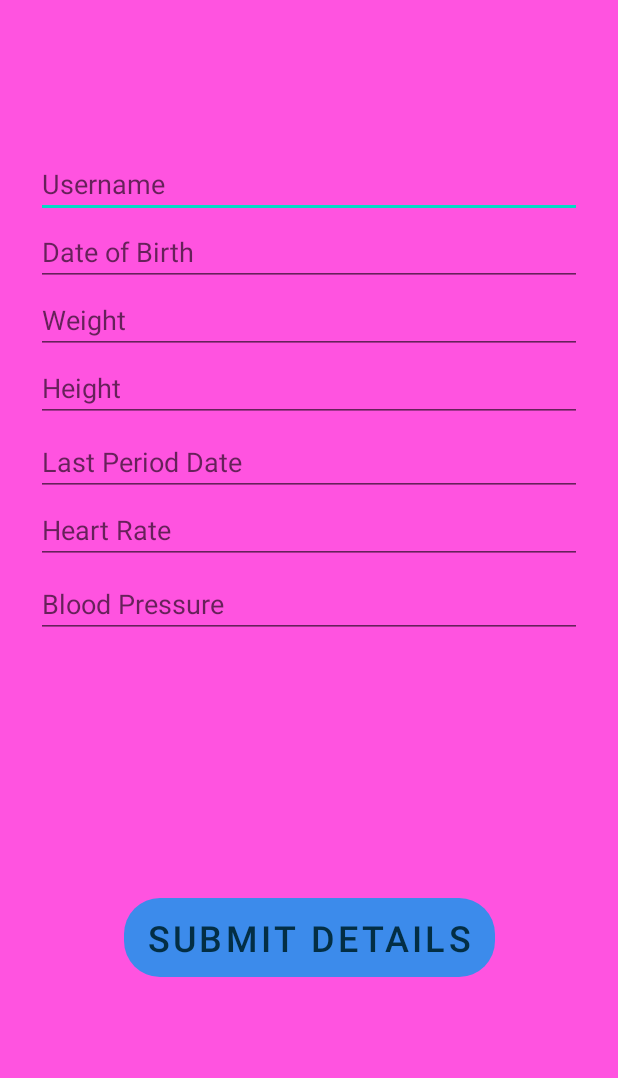
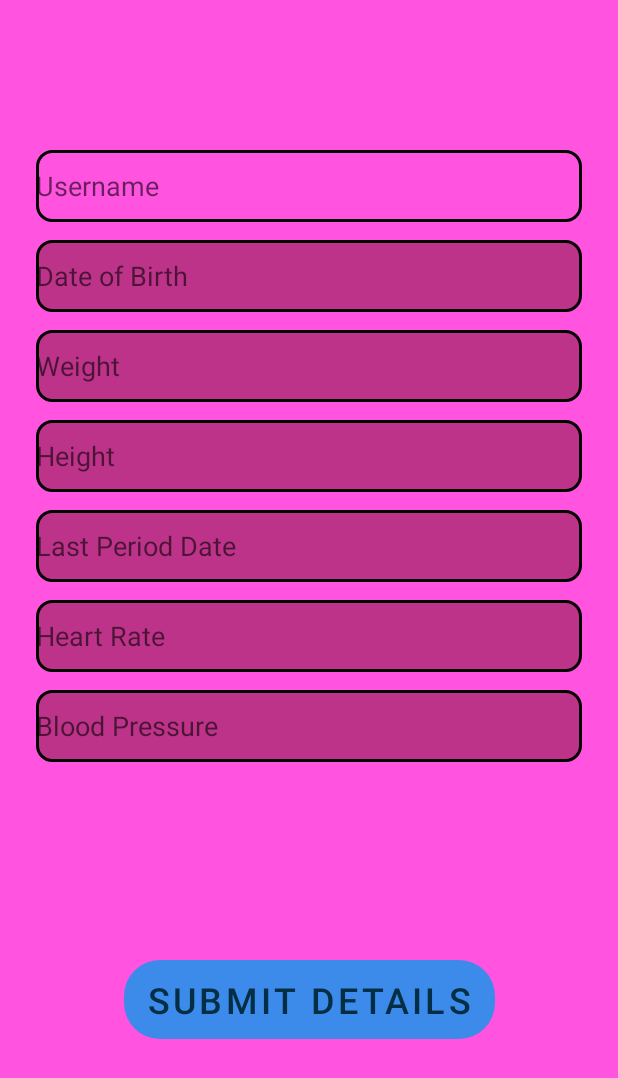
Before and after one commit to Jhenkar-KC/pando, an Android app: the DetailsActivity screen opened directly, with no data from a screen before it, on a phone screen of 412 x 824 dp. Shown: the top 1078 px of the screen. Run offline under Robolectric (Android 15) with nearby library versions, the phone set to English and light mode, and no system bars; our stand-ins replace Firebase (no records; nobody signed in at launch, a user with empty details on screens opened directly).

Commit message:
Initial Commit 08

```diff
--- /dev/null
+++ b/app/src/main/res/drawable/custum_input.xml
@@ -0,0 +1,22 @@
+<?xml version="1.0" encoding="utf-8"?>
+<selector xmlns:android="http://schemas.android.com/apk/res/android">
+
+    <item android:state_enabled="true" android:state_focused="true">
+        <shape android:shape="rectangle">
+            <solid android:color="#FF53E0"/>
+            <corners android:radius="10dp"/>
+            <stroke android:color="@color/black" android:width="2dp"/>
+        </shape>
+    </item>
+
+    <item android:state_enabled="true" >
+        <shape android:shape="rectangle">
+            <solid android:color="#BD3389"/>
+            <corners android:radius="10dp"/>
+            <stroke android:color="@color/black" android:width="2dp"/>
+        </shape>
+    </item>
+
+
+
+</selector>
--- a/app/src/main/res/layout/activity_main_details.xml
+++ b/app/src/main/res/layout/activity_main_details.xml
@@ -10,7 +10,8 @@
   <EditText
       android:id="@+id/username"
       android:layout_width="0dp"
-      android:layout_height="wrap_content"
+      android:layout_height="48dp"
+      android:background="@drawable/custum_input"
       android:layout_marginStart="24dp"
       android:layout_marginTop="100dp"
       android:layout_marginEnd="24dp"
@@ -23,80 +24,98 @@
   <EditText
       android:id="@+id/weight"
       android:layout_width="0dp"
-      android:layout_height="wrap_content"
+      android:layout_height="48dp"
       android:layout_marginStart="24dp"
+      android:layout_marginTop="12dp"
       android:layout_marginEnd="24dp"
+      android:background="@drawable/custum_input"
       android:hint="@string/weight"
       android:inputType="number"
       app:layout_constraintEnd_toEndOf="parent"
+      app:layout_constraintHorizontal_bias="0.0"
       app:layout_constraintStart_toStartOf="parent"
-      app:layout_constraintTop_toBottomOf="@+id/Dateofbirth"
-  />
+      app:layout_constraintTop_toBottomOf="@+id/Dateofbirth" />
 
   <EditText
       android:id="@+id/Dateofbirth"
       android:layout_width="0dp"
-      android:layout_height="wrap_content"
+      android:layout_height="48dp"
       android:layout_marginStart="24dp"
+      android:layout_marginTop="12dp"
       android:layout_marginEnd="24dp"
+      android:background="@drawable/custum_input"
       android:hint="@string/date_of_birth"
       android:inputType="date"
       app:layout_constraintEnd_toEndOf="parent"
+      app:layout_constraintHorizontal_bias="1.0"
       app:layout_constraintStart_toStartOf="parent"
       app:layout_constraintTop_toBottomOf="@+id/username" />
 
   <EditText
       android:id="@+id/heart_rate"
       android:layout_width="0dp"
-      android:layout_height="wrap_content"
+      android:layout_height="48dp"
       android:layout_marginStart="24dp"
+      android:layout_marginTop="12dp"
       android:layout_marginEnd="24dp"
+      android:background="@drawable/custum_input"
       android:hint="@string/heart_rate"
+
       android:inputType="number"
       app:layout_constraintEnd_toEndOf="parent"
+      app:layout_constraintHorizontal_bias="0.0"
       app:layout_constraintStart_toStartOf="parent"
       app:layout_constraintTop_toBottomOf="@+id/last_period_date" />
+
 
   <EditText
       android:id="@+id/blood_pressure"
       android:layout_width="0dp"
-      android:layout_height="wrap_content"
+      android:layout_height="48dp"
       android:layout_marginStart="24dp"
-      android:layout_marginTop="4dp"
+      android:layout_marginTop="12dp"
       android:layout_marginEnd="24dp"
+      android:background="@drawable/custum_input"
       android:hint="@string/blood_pressure"
       android:inputType="number"
+
       app:layout_constraintEnd_toEndOf="parent"
+      app:layout_constraintHorizontal_bias="0.0"
       app:layout_constraintStart_toStartOf="parent"
       app:layout_constraintTop_toBottomOf="@+id/heart_rate" />
 
   <EditText
       android:id="@+id/last_period_date"
       android:layout_width="0dp"
-      android:layout_height="wrap_content"
+      android:layout_height="48dp"
       android:layout_marginStart="24dp"
-      android:layout_marginTop="4dp"
+      android:layout_marginTop="12dp"
       android:layout_marginEnd="24dp"
+      android:background="@drawable/custum_input"
       android:hint="@string/last_period_date"
       android:inputType="date"
+
       app:layout_constraintEnd_toEndOf="parent"
+      app:layout_constraintHorizontal_bias="0.0"
       app:layout_constraintStart_toStartOf="parent"
       app:layout_constraintTop_toBottomOf="@+id/height" />
 
   <EditText
       android:id="@+id/height"
       android:layout_width="0dp"
-      android:layout_height="wrap_content"
+      android:layout_height="48dp"
       android:layout_marginStart="24dp"
+      android:layout_marginTop="12dp"
       android:layout_marginEnd="24dp"
+      android:background="@drawable/custum_input"
       android:hint="@string/height"
+
       android:inputType="number"
       android:selectAllOnFocus="true"
       app:layout_constraintEnd_toEndOf="parent"
-      app:layout_constraintHorizontal_bias="0.0"
+      app:layout_constraintHorizontal_bias="1.0"
       app:layout_constraintStart_toStartOf="parent"
       app:layout_constraintTop_toBottomOf="@+id/weight" />
-
 
   <Button
       android:id="@+id/details"
--- a/app/src/main/res/layout/activity_main_reset_password.xml
+++ b/app/src/main/res/layout/activity_main_reset_password.xml
@@ -33,6 +33,10 @@
         android:layout_marginTop="52dp"
         android:layout_marginEnd="24dp"
         android:hint="@string/email"
+        android:drawablePadding="12dp"
+        android:background="@drawable/custum_input"
+
+        android:drawableStart="@drawable/ic_email"
         android:inputType="textEmailAddress"
         android:selectAllOnFocus="true"
         app:layout_constraintEnd_toEndOf="parent"
```
Also changed, not shown: app/src/main/java/com/example/pando/InformationActivity.java (+11 -23 lines), app/src/main/res/drawable/ic_baseline_calendar_today_24.xml (added, +10 -0 lines), app/src/main/res/drawable/ic_email.xml (added, +10 -0 lines), app/src/main/res/drawable/ic_height.xml (added, +11 -0 lines), app/src/main/res/drawable/ic_lock.xml (added, +10 -0 lines), app/src/main/res/drawable/ic_user.xml (added, +10 -0 lines), app/src/main/res/layout/activity_main_information.xml (+12 -8 lines), app/src/main/res/layout/activity_main_register.xml (+12 -5 lines), app/src/main/res/layout/activity_main_sign_in.xml (+18 -8 lines), app/src/main/res/layout/item.xml (+28 -20 lines).
